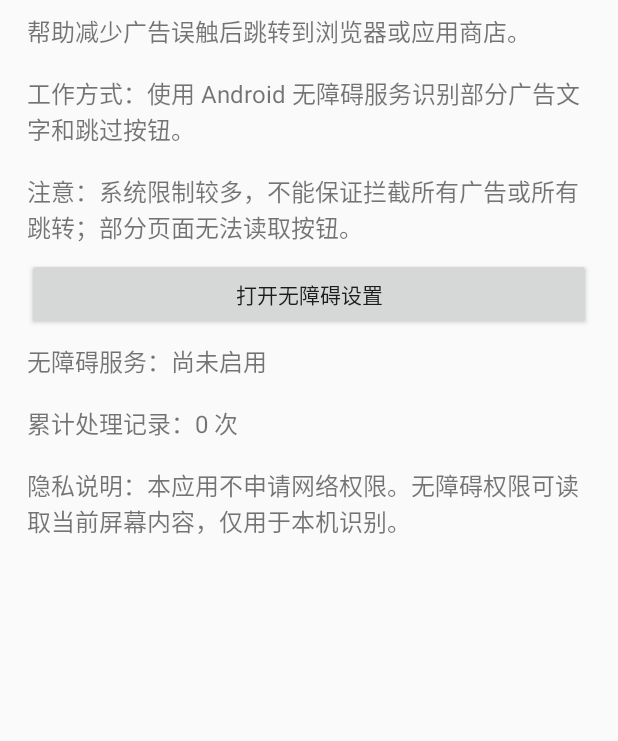
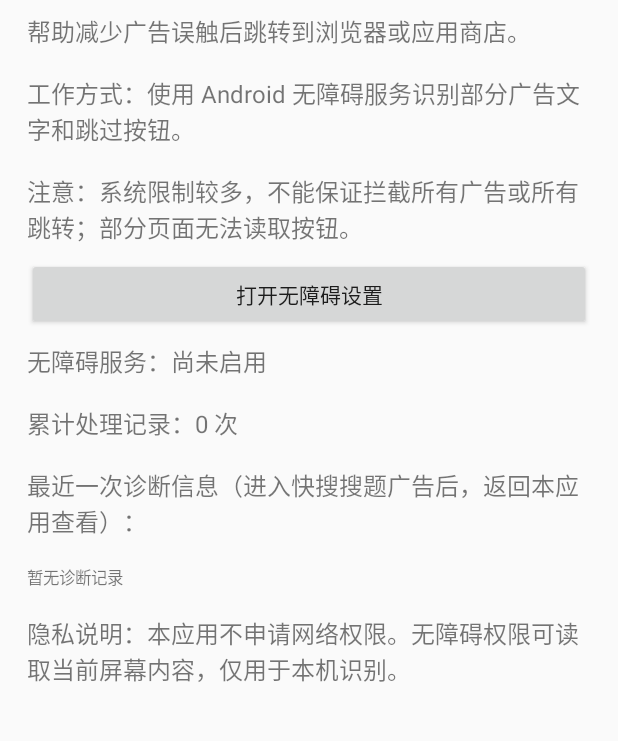
Before and after one commit to zyn63472-pixel/CleanLaunch, an Android app: the screen it shows after launch (MainActivity), on a phone screen of 412 x 824 dp, the part 112-853 px from its top. Run offline under Robolectric (Android 15) with nearby library versions, the phone set to English and light mode, and no system bars.

Commit message:
Show latest accessibility diagnostics in app

```diff
--- a/app/src/main/java/com/cleanlaunch/guard/MainActivity.kt
+++ b/app/src/main/java/com/cleanlaunch/guard/MainActivity.kt
@@ -39,6 +39,11 @@ class MainActivity : Activity() {
         root.addView(status)
         val count = getSharedPreferences("cleanlaunch", MODE_PRIVATE).getInt("blocked", 0)
         root.addView(label("累计处理记录：" + count + " 次"))
+        root.addView(label("最近一次诊断信息（进入快搜搜题广告后，返回本应用查看）："))
+        val diagnostic = label(getSharedPreferences("cleanlaunch", MODE_PRIVATE)
+            .getString("last_diagnostic", "暂无诊断记录") ?: "暂无诊断记录", 11f)
+        diagnostic.setTextIsSelectable(true)
+        root.addView(diagnostic)
         root.addView(label("隐私说明：本应用不申请网络权限。无障碍权限可读取当前屏幕内容，仅用于本机识别。"))
         setContentView(root, ViewGroup.LayoutParams(-1, -1))
         refreshStatus()
```
